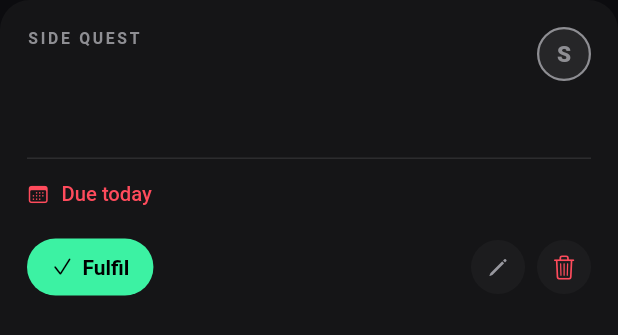
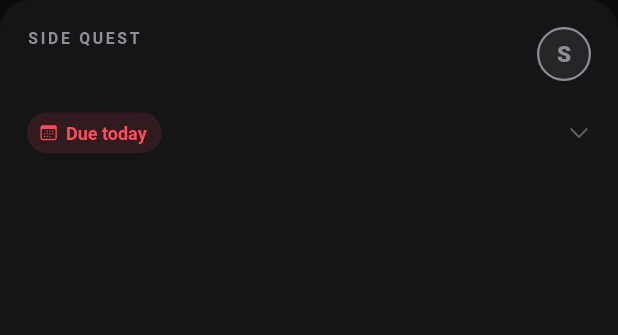
Before and after one commit to 25thDG/the25thrpg, a Flutter app: the QuestNotice widget shown alone on an empty page, opened directly with empty values, on a phone screen of 412 x 824 dp. Shown: the top 335 px of the screen. Run offline on Flutter 3.47's test engine with Material 3 defaults, Android fonts, the phone set to English and light mode, and no system bars; our stand-ins replace file_picker, fl_chart, flutter_local_notifications, flutter_timezone, shared_preferences, supabase_flutter and 1 more; missing offline and left inert: excel; accounts and stored records are empty.

Commit message:
feat: enhance quest management with improved active quest sorting and UI updates

```diff
--- a/lib/features/quests/presentation/pages/quests_page.dart
+++ b/lib/features/quests/presentation/pages/quests_page.dart
@@ -259,6 +259,7 @@ class _QuestsPageState extends State<QuestsPage> {
               if (active.isEmpty) const EmptyBoardNote(),
               for (final q in active)
                 QuestNotice(
+                  key: ValueKey(q.id),
                   quest: q,
                   onEdit: () => _handleEdit(q),
                   onComplete: () => _handleComplete(q),
--- a/lib/features/quests/presentation/widgets/quest_board.dart
+++ b/lib/features/quests/presentation/widgets/quest_board.dart
@@ -55,6 +55,11 @@ TextStyle _label(Color color, {double size = 10.5}) =>
     _type(size, color: color, weight: FontWeight.w700, spacing: 1.8);
 
 String _fmtDate(DateTime d) => '${d.day} ${_months[d.month - 1]} ${d.year}';
+
+/// "6 Dec", with the year only when it isn't this one.
+String _fmtShortDate(DateTime d) => d.year == DateTime.now().year
+    ? '${d.day} ${_months[d.month - 1]}'
+    : _fmtDate(d);
 
 String _fmtDays(int days) {
   if (days == 1) return '1 day';
@@ -240,24 +245,27 @@ class _Rule extends StatelessWidget {
   }
 }
 
-/// Solid neon pill for the one action a panel exists for.
+/// Neon pill: solid when the panel is waiting on it, tinted otherwise.
 class _PillButton extends StatelessWidget {
   final IconData icon;
   final String label;
   final Color color;
+  final bool solid;
   final VoidCallback onTap;
 
   const _PillButton({
     required this.icon,
     required this.label,
     required this.color,
+    this.solid = true,
     required this.onTap,
   });
 
   @override
   Widget build(BuildContext context) {
+    final fg = solid ? Colors.black : color;
     return Material(
-      color: color,
+      color: solid ? color : color.withValues(alpha: 0.14),
       shape: const StadiumBorder(),
       child: InkWell(
         onTap: onTap,
@@ -267,15 +275,49 @@ class _PillButton extends StatelessWidget {
           child: Row(
             mainAxisSize: MainAxisSize.min,
             children: [
-              Icon(icon, size: 15, color: Colors.black),
+              Icon(icon, size: 15, color: fg),
               const SizedBox(width: 6),
               Text(
                 label,
-                style: _type(14, color: Colors.black, weight: FontWeight.w700),
+                style: _type(14, color: fg, weight: FontWeight.w700),
               ),
             ],
           ),
         ),
+      ),
+    );
+  }
+}
+
+class _Chip extends StatelessWidget {
+  final IconData icon;
+  final String text;
+  final Color color;
+
+  const _Chip({required this.icon, required this.text, required this.color});
+
+  @override
+  Widget build(BuildContext context) {
+    return Container(
+      padding: const EdgeInsets.fromLTRB(8, 5, 10, 5),
+      decoration: BoxDecoration(
+        color: color.withValues(alpha: 0.12),
+        borderRadius: BorderRadius.circular(999),
+      ),
+      child: Row(
+        mainAxisSize: MainAxisSize.min,
+        children: [
+          Icon(icon, size: 13, color: color),
+          const SizedBox(width: 5),
+          Flexible(
+            child: Text(
+              text,
+              maxLines: 1,
+              overflow: TextOverflow.ellipsis,
+              style: _type(12, color: color, weight: FontWeight.w600),
+            ),
+          ),
+        ],
       ),
     );
   }
@@ -318,7 +360,9 @@ class _CircleIconButton extends StatelessWidget {
 
 // ── An open quest ─────────────────────────────────────────────────────────────
 
-class QuestNotice extends StatelessWidget {
+/// Folded to its title, progress and terms; tap to open the tasks, reward and
+/// actions.
+class QuestNotice extends StatefulWidget {
   final Quest quest;
   final VoidCallback onEdit;
   final VoidCallback onComplete;
@@ -335,14 +379,36 @@ class QuestNotice extends StatelessWidget {
   });
 
   @override
+  State<QuestNotice> createState() => _QuestNoticeState();
+}
+
+class _QuestNoticeState extends State<QuestNotice> {
+  bool _open = false;
+
+  @override
   Widget build(BuildContext context) {
-    final q = quest;
+    final q = widget.quest;
     final rank = _rankColors[q.difficulty]!;
+    // Fulfil stays quiet until every task is ticked.
+    final ready = q.allObjectivesDone;
+    final fulfil = _PillButton(
+      icon: CupertinoIcons.checkmark,
+      label: 'Fulfil',
+      color: _mint,
+      solid: ready,
+      onTap: widget.onComplete,
+    );
 
     return Padding(
       padding: const EdgeInsets.only(bottom: 12),
       child: _Panel(
         padding: const EdgeInsets.fromLTRB(18, 18, 18, 16),
+        child: Column(
+          crossAxisAlignment: CrossAxisAlignment.start,
+          children: [
+            GestureDetector(
+              behavior: HitTestBehavior.opaque,
+              onTap: () => setState(() => _open = !_open),
               child: Column(
                 crossAxisAlignment: CrossAxisAlignment.start,
                 children: [
@@ -374,8 +440,56 @@ class QuestNotice extends StatelessWidget {
                       _RankBadge(difficulty: q.difficulty),
                     ],
                   ),
+                  if (q.objectives.isNotEmpty) ...[
+                    const SizedBox(height: 16),
+                    _ProgressBar(quest: q),
+                  ],
+                  const SizedBox(height: 12),
+                  Row(
+                    children: [
+                      if (!_open && ready) ...[
+                        fulfil,
+                        const SizedBox(width: 10),
+                      ],
+                      // The reward box takes over from its chip once open.
+                      Expanded(
+                        child: _Terms(quest: q, showReward: !_open),
+                      ),
+                      const SizedBox(width: 8),
+                      Icon(
+                        _open
+                            ? CupertinoIcons.chevron_up
+                            : CupertinoIcons.chevron_down,
+                        size: 16,
+                        color: _textMuted,
+                      ),
+                    ],
+                  ),
+                ],
+              ),
+            ),
+            AnimatedSize(
+              duration: const Duration(milliseconds: 220),
+              curve: Curves.easeOutCubic,
+              alignment: Alignment.topCenter,
+              child: _open
+                  ? _details(q, fulfil)
+                  : const SizedBox(width: double.infinity),
+            ),
+          ],
+        ),
+      ),
+    );
+  }
+
+  Widget _details(Quest q, Widget fulfil) {
+    return SizedBox(
+      width: double.infinity,
+      child: Column(
+        crossAxisAlignment: CrossAxisAlignment.start,
+        children: [
           if (q.description != null) ...[
-              const SizedBox(height: 8),
+            const SizedBox(height: 14),
             Text(
               q.description!,
               style: _type(14, color: _textSecondary, height: 1.4),
@@ -383,12 +497,9 @@ class QuestNotice extends StatelessWidget {
           ],
           const _Rule(),
           if (q.objectives.isNotEmpty) ...[
-              _Objectives(quest: q, onToggle: onToggleObjective),
+            _Objectives(quest: q, onToggle: widget.onToggleObjective),
             const SizedBox(height: 10),
           ],
-            if (q.daysLeft != null) _DueLine(quest: q),
-            if (q.pace == QuestPace.onTrack || q.pace == QuestPace.behind)
-              _PaceLine(quest: q),
           if (q.hasReward) _RewardLine(quest: q),
           if (q.objectives.isEmpty && q.daysLeft == null && !q.hasReward)
             Text(
@@ -399,31 +510,159 @@ class QuestNotice extends StatelessWidget {
           const SizedBox(height: 12),
           Row(
             children: [
-                _PillButton(
-                  icon: CupertinoIcons.checkmark,
-                  label: 'Fulfil',
-                  color: _mint,
-                  onTap: onComplete,
-                ),
+              fulfil,
               const Spacer(),
               _CircleIconButton(
                 icon: CupertinoIcons.pencil,
                 tooltip: 'Edit',
-                  onTap: onEdit,
+                onTap: widget.onEdit,
               ),
               const SizedBox(width: 8),
               _CircleIconButton(
                 icon: CupertinoIcons.trash,
                 tooltip: 'Tear down',
-                  onTap: onDelete,
+                onTap: widget.onDelete,
                 color: _red,
               ),
             ],
           ),
         ],
       ),
+    );
+  }
+}
+
+/// Tasks done as a bar, coloured by pace; the tick marks how much of the time
+/// to the deadline has gone.
+class _ProgressBar extends StatelessWidget {
+  final Quest quest;
+
+  const _ProgressBar({required this.quest});
+
+  @override
+  Widget build(BuildContext context) {
+    final done = quest.objectiveFraction!;
+    final elapsed = quest.timeElapsedFraction;
+    final color = switch (quest.pace) {
+      QuestPace.behind => _amber,
+      QuestPace.overdue => _red,
+      _ => _mint,
+    };
+
+    return Column(
+      crossAxisAlignment: CrossAxisAlignment.start,
+      children: [
+        SizedBox(
+          height: 12,
+          child: LayoutBuilder(
+            builder: (context, c) {
+              final w = c.maxWidth;
+              return Stack(
+                clipBehavior: Clip.none,
+                alignment: Alignment.centerLeft,
+                children: [
+                  Container(
+                    height: 6,
+                    decoration: BoxDecoration(
+                      color: _hairline,
+                      borderRadius: BorderRadius.circular(3),
                     ),
+                  ),
+                  Container(
+                    width: w * done,
+                    height: 6,
+                    decoration: BoxDecoration(
+                      color: color,
+                      borderRadius: BorderRadius.circular(3),
+                    ),
+                  ),
+                  if (elapsed != null)
+                    Positioned(
+                      left: (w * elapsed.clamp(0.0, 1.0) - 1).clamp(0.0, w - 2),
+                      top: 0,
+                      bottom: 0,
+                      child: Container(
+                        width: 2,
+                        decoration: BoxDecoration(
+                          color: _textPrimary,
+                          borderRadius: BorderRadius.circular(1),
+                        ),
+                      ),
+                    ),
+                ],
               );
+            },
+          ),
+        ),
+        const SizedBox(height: 6),
+        Row(
+          children: [
+            Text(
+              '${quest.completedObjectives} of ${quest.objectives.length} tasks',
+              style: _type(12, color: _textSecondary, weight: FontWeight.w600),
+            ),
+            const Spacer(),
+            if (elapsed != null)
+              Text(
+                '${(elapsed * 100).round()}% of the time gone',
+                style: _type(12, color: _textMuted),
+              ),
+          ],
+        ),
+      ],
+    );
+  }
+}
+
+/// Deadline, pace and prize as chips, so a folded quest still says where it
+/// stands.
+class _Terms extends StatelessWidget {
+  final Quest quest;
+  final bool showReward;
+
+  const _Terms({required this.quest, required this.showReward});
+
+  @override
+  Widget build(BuildContext context) {
+    final q = quest;
+    final left = q.daysLeft;
+
+    return Wrap(
+      spacing: 6,
+      runSpacing: 6,
+      children: [
+        if (left != null) _due(q.targetDate!, left),
+        if (q.pace == QuestPace.onTrack)
+          const _Chip(
+            icon: CupertinoIcons.arrow_up_right,
+            text: 'On pace',
+            color: _mint,
+          ),
+        if (q.pace == QuestPace.behind)
+          const _Chip(
+            icon: CupertinoIcons.arrow_down_right,
+            text: 'Behind pace',
+            color: _amber,
+          ),
+        if (q.hasReward && showReward)
+          _Chip(
+            icon: CupertinoIcons.gift,
+            text: q.rewardText!,
+            color: _textSecondary,
+          ),
+      ],
+    );
+  }
+
+  Widget _due(DateTime target, int left) {
+    final date = _fmtShortDate(target);
+    final (text, color) = switch (left) {
+      < 0 => ('$date · ${_fmtDays(-left)} overdue', _red),
+      0 => ('Due today', _red),
+      <= 14 => ('$date · ${_fmtDays(left)} left', _amber),
+      _ => ('$date · ${_fmtDays(left)} left', _textSecondary),
+    };
+    return _Chip(icon: CupertinoIcons.calendar, text: text, color: color);
   }
 }
 
@@ -435,22 +674,10 @@ class _Objectives extends StatelessWidget {
 
   @override
   Widget build(BuildContext context) {
-    final done = quest.completedObjectives;
-    final total = quest.objectives.length;
-
     return Column(
       crossAxisAlignment: CrossAxisAlignment.start,
       children: [
-        Row(
-          children: [
         Text('TASKS', style: _label(_textMuted)),
-            const Spacer(),
-            Text(
-              '$done of $total',
-              style: _type(12, color: _textSecondary, weight: FontWeight.w600),
-            ),
-          ],
-        ),
         const SizedBox(height: 8),
         for (final o in quest.objectives)
           GestureDetector(
@@ -488,8 +715,9 @@ class _Objectives extends StatelessWidget {
                         15,
                         color: o.completed ? _textMuted : _textPrimary,
                         height: 1.3,
-                        decoration:
-                            o.completed ? TextDecoration.lineThrough : null,
+                        decoration: o.completed
+                            ? TextDecoration.lineThrough
+                            : null,
                       ),
                     ),
                   ),
@@ -498,82 +726,6 @@ class _Objectives extends StatelessWidget {
             ),
           ),
       ],
-    );
-  }
-}
-
-class _DueLine extends StatelessWidget {
-  final Quest quest;
-
-  const _DueLine({required this.quest});
-
-  @override
-  Widget build(BuildContext context) {
-    final left = quest.daysLeft!;
-    final date = _fmtDate(quest.targetDate!);
-    final (text, color) = switch (left) {
-      < 0 => ('Due $date — ${_fmtDays(-left)} overdue', _red),
-      0 => ('Due today', _red),
-      <= 14 => ('Due $date — ${_fmtDays(left)} left', _amber),
-      _ => ('Due $date — ${_fmtDays(left)} left', _textSecondary),
-    };
-
-    return Padding(
-      padding: const EdgeInsets.only(bottom: 8),
-      child: Row(
-        children: [
-          Icon(CupertinoIcons.calendar, size: 15, color: color),
-          const SizedBox(width: 8),
-          Expanded(
-            child: Text(
-              text,
-              style: _type(13.5, color: color, weight: FontWeight.w500),
-            ),
-          ),
-        ],
-      ),
-    );
-  }
-}
-
-/// Tasks done against time spent, so a quest quietly falling behind says so.
-class _PaceLine extends StatelessWidget {
-  final Quest quest;
-
-  const _PaceLine({required this.quest});
-
-  @override
-  Widget build(BuildContext context) {
-    final onTrack = quest.pace == QuestPace.onTrack;
-    final color = onTrack ? _mint : _amber;
-    final elapsed = quest.timeElapsedFraction;
-    final done = quest.objectiveFraction;
-
-    return Padding(
-      padding: const EdgeInsets.only(bottom: 8),
-      child: Row(
-        children: [
-          Icon(
-            onTrack
-                ? CupertinoIcons.arrow_up_right
-                : CupertinoIcons.arrow_down_right,
-            size: 15,
-            color: color,
-          ),
-          const SizedBox(width: 8),
-          Expanded(
-            child: Text(
-              [
-                onTrack ? 'On pace' : 'Behind pace',
-                if (elapsed != null && done != null)
-                  '${(done * 100).round()}% done, '
-                      '${(elapsed * 100).round()}% of the time gone',
-              ].join(' — '),
-              style: _type(13.5, color: color, weight: FontWeight.w500),
-            ),
-          ),
-        ],
-      ),
     );
   }
 }
```
Also changed, not shown: lib/features/quests/presentation/state/quest_state.dart (+18 -2 lines), 1 other file. Lines whose indentation alone changed are shown as unchanged.
